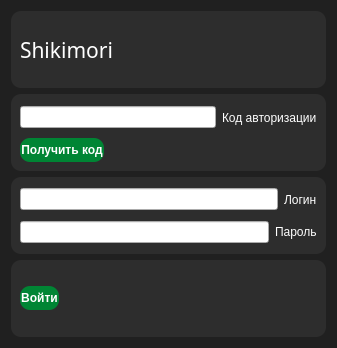
This is forms/auth.ui in brandonzorn/Nlight as Qt 5 draws it before an edit. The edited form follows.
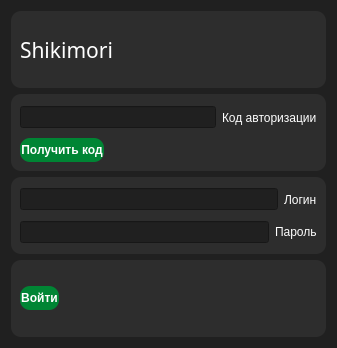
This is the edited form.

Commit message: fixed style for dialogs

Patch:
```diff
--- a/forms/auth.ui
+++ b/forms/auth.ui
@@ -20,6 +20,11 @@
 	color: rgb(255, 255, 255);
 }
 
+QLineEdit {
+	color: rgb(255, 255, 255);
+	background-color: rgb(32, 32, 32);
+}
+
 QDialog{
 	background-color: rgb(32, 32, 32);
 }
@@ -69,6 +74,9 @@
    </item>
    <item>
     <widget class="QFrame" name="one_frame">
+     <property name="styleSheet">
+      <string notr="true"/>
+     </property>
      <property name="frameShape">
       <enum>QFrame::StyledPanel</enum>
      </property>
```
The commit also changes 3 other files.
